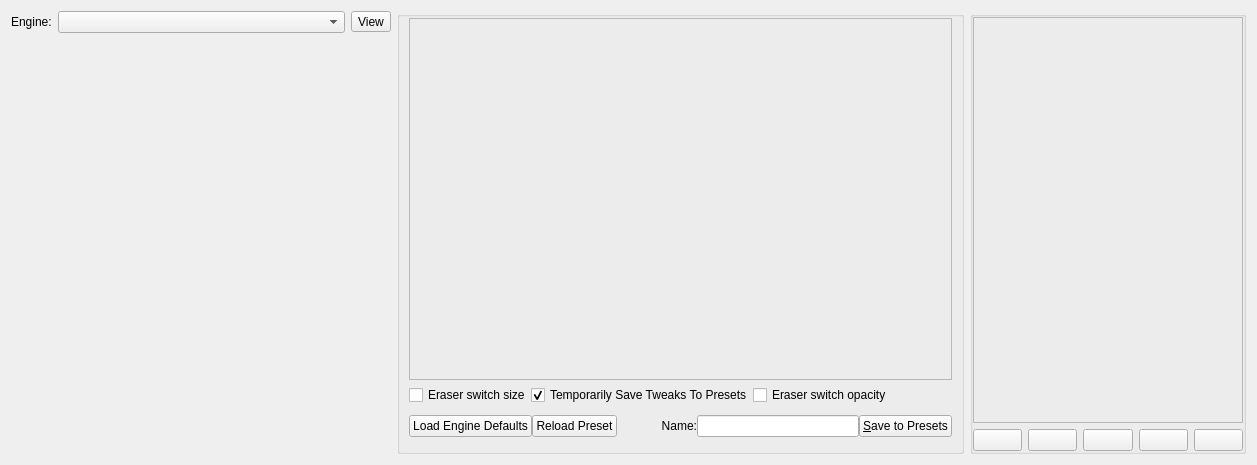
Old version of the form libs/ui/forms/wdgpaintopsettings.ui in the repository KDE/krita.
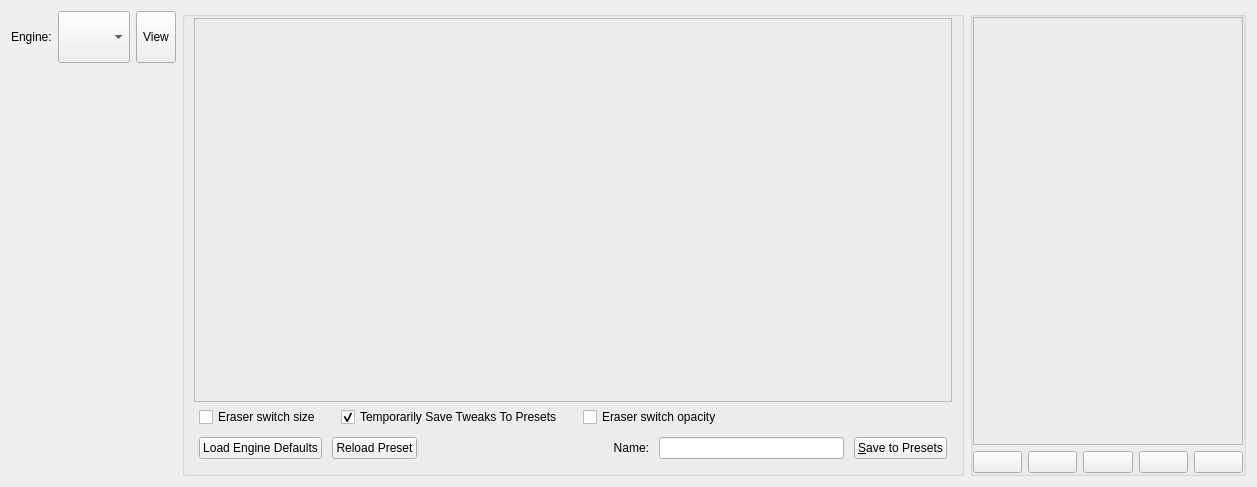
New version of the form. Custom widgets are drawn as their Qt base class.

Commit message: tweak the layout a bit with extra padding and condensed the show buttons a bit

```diff
--- a/libs/ui/forms/wdgpaintopsettings.ui
+++ b/libs/ui/forms/wdgpaintopsettings.ui
@@ -7,13 +7,13 @@
     <x>0</x>
     <y>0</y>
     <width>1257</width>
-    <height>465</height>
+    <height>487</height>
    </rect>
   </property>
   <property name="windowTitle">
    <string>Brush Editor</string>
   </property>
-  <layout class="QHBoxLayout" name="mainLayout">
+  <layout class="QHBoxLayout" name="horizontalLayout_6">
    <item>
     <layout class="QVBoxLayout" name="paintEngineOpContainer">
      <item>
@@ -21,7 +21,7 @@
        <item>
         <widget class="QLabel" name="label_2">
          <property name="sizePolicy">
-          <sizepolicy hsizetype="Minimum" vsizetype="Preferred">
+          <sizepolicy hsizetype="Preferred" vsizetype="Preferred">
            <horstretch>0</horstretch>
            <verstretch>0</verstretch>
           </sizepolicy>
@@ -34,7 +34,7 @@
        <item>
         <widget class="QComboBox" name="brushEgineComboBox">
          <property name="sizePolicy">
-          <sizepolicy hsizetype="Expanding" vsizetype="Fixed">
+          <sizepolicy hsizetype="Preferred" vsizetype="Preferred">
            <horstretch>0</horstretch>
            <verstretch>0</verstretch>
           </sizepolicy>
@@ -43,6 +43,12 @@
        </item>
        <item>
         <widget class="QToolButton" name="presetChangeViewToolButton">
+         <property name="sizePolicy">
+          <sizepolicy hsizetype="Preferred" vsizetype="Preferred">
+           <horstretch>0</horstretch>
+           <verstretch>0</verstretch>
+          </sizepolicy>
+         </property>
          <property name="text">
           <string>View</string>
          </property>
@@ -53,7 +59,7 @@
      <item>
       <widget class="KisPresetSelectorStrip" name="presetWidget" native="true">
        <property name="sizePolicy">
-        <sizepolicy hsizetype="Expanding" vsizetype="MinimumExpanding">
+        <sizepolicy hsizetype="Preferred" vsizetype="Preferred">
          <horstretch>0</horstretch>
          <verstretch>0</verstretch>
         </sizepolicy>
@@ -61,21 +67,23 @@
        <property name="minimumSize">
         <size>
          <width>0</width>
-         <height>300</height>
+         <height>350</height>
         </size>
        </property>
        <property name="maximumSize">
         <size>
-         <width>16777215</width>
+         <width>1677215</width>
          <height>1677215</height>
         </size>
        </property>
       </widget>
      </item>
      <item>
+      <layout class="QHBoxLayout" name="horizontalLayout_5">
+       <item>
       <widget class="KisHighlightedToolButton" name="showScratchpadButton" native="true">
        <property name="sizePolicy">
-        <sizepolicy hsizetype="Minimum" vsizetype="Preferred">
+          <sizepolicy hsizetype="Preferred" vsizetype="Preferred">
          <horstretch>0</horstretch>
          <verstretch>0</verstretch>
         </sizepolicy>
@@ -87,7 +95,7 @@
         </size>
        </property>
        <property name="text" stdset="0">
-        <string>Show Scratchpad</string>
+          <string>Scratchpad</string>
        </property>
        <property name="checkable" stdset="0">
         <bool>true</bool>
@@ -109,16 +117,14 @@
         </size>
        </property>
        <property name="text" stdset="0">
-        <string>Show Editor</string>
+          <string>Editor</string>
        </property>
       </widget>
      </item>
-     <item>
-      <layout class="QHBoxLayout" name="horizontalLayout_6">
        <item>
         <widget class="KisHighlightedToolButton" name="detachWindowButton" native="true">
          <property name="sizePolicy">
-          <sizepolicy hsizetype="MinimumExpanding" vsizetype="Fixed">
+          <sizepolicy hsizetype="Preferred" vsizetype="Preferred">
            <horstretch>0</horstretch>
            <verstretch>0</verstretch>
           </sizepolicy>
@@ -130,7 +136,7 @@
           </size>
          </property>
          <property name="text" stdset="0">
-          <string>Detach Window</string>
+          <string>Detach</string>
          </property>
         </widget>
        </item>
@@ -189,10 +195,19 @@
        </widget>
       </item>
       <item>
-       <layout class="QHBoxLayout" name="horizontalLayout_3" stretch="0,0,0,0">
+       <layout class="QHBoxLayout" name="horizontalLayout_3" stretch="0,0,0,0,0">
+        <property name="spacing">
+         <number>20</number>
+        </property>
+        <property name="leftMargin">
+         <number>5</number>
+        </property>
         <property name="topMargin">
          <number>5</number>
         </property>
+        <property name="rightMargin">
+         <number>5</number>
+        </property>
         <property name="bottomMargin">
          <number>5</number>
         </property>
@@ -250,6 +265,19 @@
           </property>
          </widget>
         </item>
+        <item>
+         <spacer name="horizontalSpacer">
+          <property name="orientation">
+           <enum>Qt::Horizontal</enum>
+          </property>
+          <property name="sizeHint" stdset="0">
+           <size>
+            <width>40</width>
+            <height>20</height>
+           </size>
+          </property>
+         </spacer>
+        </item>
         <item>
          <widget class="KisLodAvailabilityWidget" name="wdgLodAvailability" native="true">
           <property name="minimumSize">
@@ -264,16 +292,25 @@
       </item>
       <item>
        <layout class="QHBoxLayout" name="horizontalLayout">
+        <property name="spacing">
+         <number>10</number>
+        </property>
+        <property name="leftMargin">
+         <number>5</number>
+        </property>
         <property name="topMargin">
          <number>5</number>
         </property>
+        <property name="rightMargin">
+         <number>5</number>
+        </property>
         <property name="bottomMargin">
          <number>5</number>
         </property>
         <item>
          <widget class="QPushButton" name="bnDefaultPreset">
           <property name="sizePolicy">
-           <sizepolicy hsizetype="Fixed" vsizetype="Fixed">
+           <sizepolicy hsizetype="Preferred" vsizetype="Preferred">
             <horstretch>0</horstretch>
             <verstretch>0</verstretch>
            </sizepolicy>
@@ -285,22 +322,41 @@
         </item>
         <item>
          <widget class="QPushButton" name="reload">
+          <property name="sizePolicy">
+           <sizepolicy hsizetype="Preferred" vsizetype="Preferred">
+            <horstretch>0</horstretch>
+            <verstretch>0</verstretch>
+           </sizepolicy>
+          </property>
           <property name="text">
            <string>Reload Preset</string>
           </property>
          </widget>
         </item>
+        <item>
+         <spacer name="horizontalSpacer_2">
+          <property name="orientation">
+           <enum>Qt::Horizontal</enum>
+          </property>
+          <property name="sizeHint" stdset="0">
+           <size>
+            <width>40</width>
+            <height>20</height>
+           </size>
+          </property>
+         </spacer>
+        </item>
         <item>
          <widget class="QLabel" name="label">
           <property name="sizePolicy">
-           <sizepolicy hsizetype="Minimum" vsizetype="Preferred">
+           <sizepolicy hsizetype="Maximum" vsizetype="Preferred">
             <horstretch>0</horstretch>
             <verstretch>0</verstretch>
            </sizepolicy>
           </property>
           <property name="minimumSize">
            <size>
-            <width>80</width>
+            <width>0</width>
             <height>0</height>
            </size>
           </property>
@@ -314,13 +370,34 @@
         </item>
         <item>
          <widget class="QLineEdit" name="txtPreset">
+          <property name="sizePolicy">
+           <sizepolicy hsizetype="MinimumExpanding" vsizetype="Preferred">
+            <horstretch>0</horstretch>
+            <verstretch>0</verstretch>
+           </sizepolicy>
+          </property>
+          <property name="minimumSize">
+           <size>
+            <width>150</width>
+            <height>0</height>
+           </size>
+          </property>
           <property name="toolTip">
            <string>Current Brush Preset. Typed in italic when the preset has unsaved settings.</string>
           </property>
+          <property name="frame">
+           <bool>true</bool>
+          </property>
          </widget>
         </item>
         <item>
          <widget class="QPushButton" name="bnSave">
+          <property name="sizePolicy">
+           <sizepolicy hsizetype="Preferred" vsizetype="Preferred">
+            <horstretch>0</horstretch>
+            <verstretch>0</verstretch>
+           </sizepolicy>
+          </property>
           <property name="toolTip">
            <string>Save the current brush settings under this name</string>
           </property>
```
Lines whose indentation alone changed are shown as unchanged.
